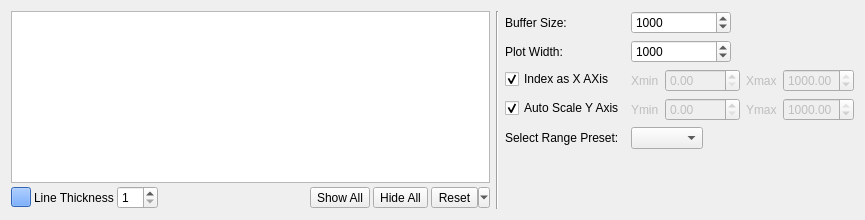
First picture: the form in src/plotcontrolpanel.ui, repository qiaorunpu/serialplot-HexEnhanceTestVer, before the edit.
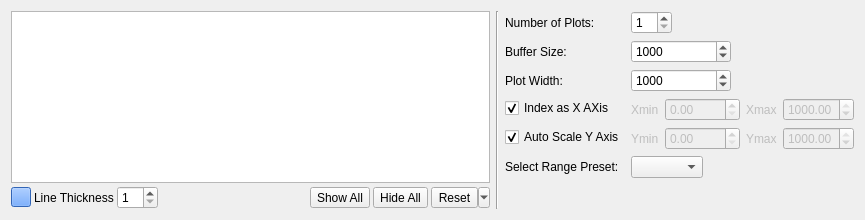
Second picture: the form after the edit.

Diff of the .ui file:
```diff
--- a/src/plotcontrolpanel.ui
+++ b/src/plotcontrolpanel.ui
@@ -196,6 +196,26 @@
       <enum>QFormLayout::FieldsStayAtSizeHint</enum>
      </property>
      <item row="0" column="0">
+      <widget class="QLabel" name="label_numplots">
+       <property name="text">
+        <string>Number of Plots:</string>
+       </property>
+      </widget>
+     </item>
+     <item row="0" column="1">
+      <widget class="QSpinBox" name="spNumPlots">
+       <property name="minimum">
+        <number>1</number>
+       </property>
+       <property name="maximum">
+        <number>32</number>
+       </property>
+       <property name="value">
+        <number>1</number>
+       </property>
+      </widget>
+     </item>
+     <item row="1" column="0">
       <widget class="QLabel" name="label_3">
        <property name="toolTip">
         <string/>
@@ -205,7 +225,7 @@
        </property>
       </widget>
      </item>
-     <item row="0" column="1">
+     <item row="1" column="1">
       <widget class="QSpinBox" name="spNumOfSamples">
        <property name="minimumSize">
         <size>
@@ -236,7 +256,7 @@
        </property>
       </widget>
      </item>
-     <item row="2" column="0">
+     <item row="3" column="0">
       <widget class="QCheckBox" name="cbIndex">
        <property name="text">
         <string>Index as X AXis</string>
@@ -246,7 +266,7 @@
        </property>
       </widget>
      </item>
-     <item row="2" column="1">
+     <item row="3" column="1">
       <layout class="QHBoxLayout" name="horizontalLayout_4">
        <item>
         <widget class="QLabel" name="lXmin">
@@ -317,7 +337,7 @@
        </item>
       </layout>
      </item>
-     <item row="3" column="0">
+     <item row="4" column="0">
       <widget class="QCheckBox" name="cbAutoScale">
        <property name="text">
         <string>Auto Scale Y Axis</string>
@@ -327,7 +347,7 @@
        </property>
       </widget>
      </item>
-     <item row="3" column="1">
+     <item row="4" column="1">
       <layout class="QHBoxLayout" name="horizontalLayout_3">
        <item>
         <widget class="QLabel" name="lYmin">
@@ -398,17 +418,17 @@
        </item>
       </layout>
      </item>
-     <item row="6" column="0">
+     <item row="7" column="0">
       <widget class="QLabel" name="label">
        <property name="text">
         <string>Select Range Preset:</string>
        </property>
       </widget>
      </item>
-     <item row="6" column="1">
+     <item row="7" column="1">
       <widget class="QComboBox" name="cbRangePresets"/>
      </item>
-     <item row="1" column="0">
+     <item row="2" column="0">
       <widget class="QLabel" name="label_4">
        <property name="toolTip">
         <string/>
@@ -418,7 +438,7 @@
        </property>
       </widget>
      </item>
-     <item row="1" column="1">
+     <item row="2" column="1">
       <widget class="QSpinBox" name="spPlotWidth">
        <property name="minimumSize">
         <size>
```
